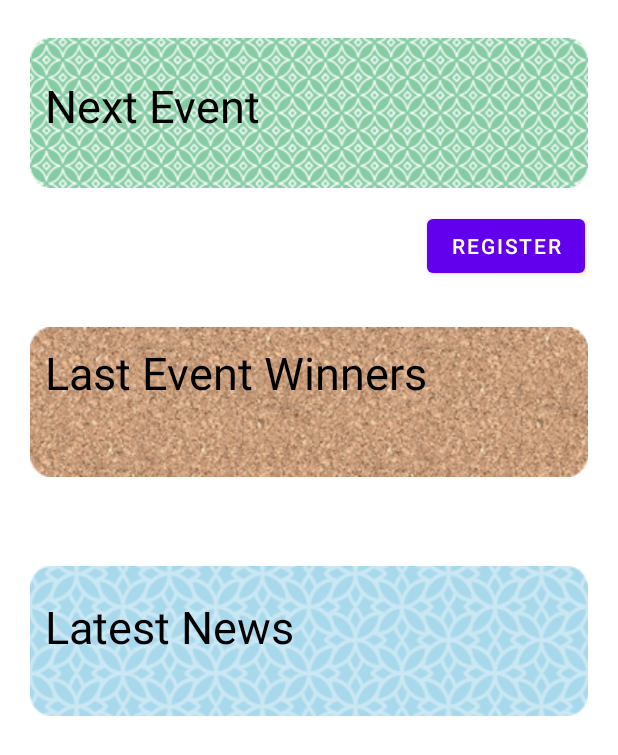
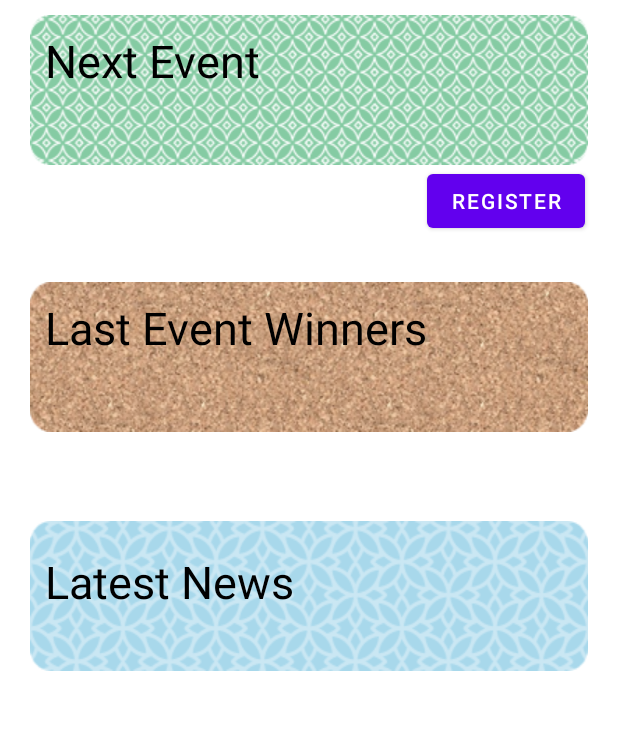
Before and after one commit to gaurav712/BGMICustoms, an Android app: the screen it shows after launch (MainActivity), on a phone screen of 412 x 824 dp. Shown: the top 755 px of the screen. Run offline under Robolectric (Android 15) with nearby library versions, the phone set to English and light mode, and no system bars; our stand-ins replace Firebase (no records; nobody signed in at launch, a user with empty details on screens opened directly); 6 statements that could not run were skipped.

Commit message:
fixed typos and layout adjustments

```diff
--- a/app/src/main/res/layout/activity_main.xml
+++ b/app/src/main/res/layout/activity_main.xml
@@ -32,7 +32,6 @@
         android:layout_height="wrap_content"
         android:layout_marginStart="10dp"
         android:layout_marginEnd="10dp"
-        android:layout_marginTop="30dp"
         android:padding="10dp"
         android:minHeight="100dp"
         app:layout_constraintTop_toTopOf="parent"
--- a/app/src/main/res/values/strings.xml
+++ b/app/src/main/res/values/strings.xml
@@ -16,7 +16,7 @@
     <string name="teammate_4_hint">Player 4</string>
     <string name="team_submit_button_text">Submit</string>
     <string name="slot_full_text">Slots are full!</string>
-    <string name="allotted_slot_text">Allotted slot to your team: %1$s</string>
+    <string name="allotted_slot_text">Slot allotted to your team: %1$s</string>
     <string name="room_credentials_heading">Room Credentials</string>
     <string name="no_events_message">No events for now!</string>
 </resources>
```
